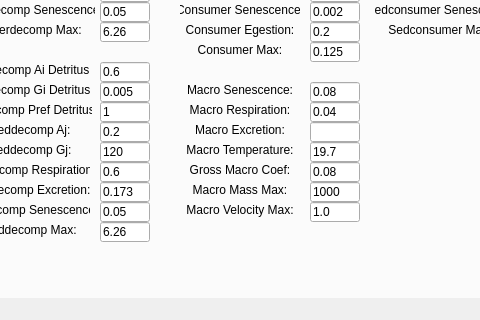
Old version of the form main/view/mainwindow.ui in the repository SeniorProjects-CS-Illinois/USGS2012; both pictures show x 252 to 732 and y 280 to 600 of the 850 by 600 pixel window.
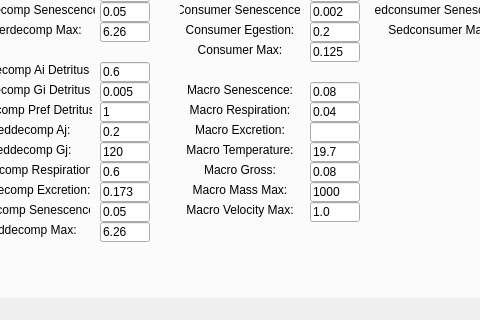
New version of the form.

Patch:
```diff
--- a/main/view/mainwindow.ui
+++ b/main/view/mainwindow.ui
@@ -2849,7 +2849,7 @@
        </rect>
       </property>
       <property name="text">
-       <string>Gross Macro Coef:</string>
+       <string>Macro Gross:</string>
       </property>
       <property name="alignment">
        <set>Qt::AlignCenter</set>
```
Left out of the diff: 10 changed lines with no effect on the pictures.
